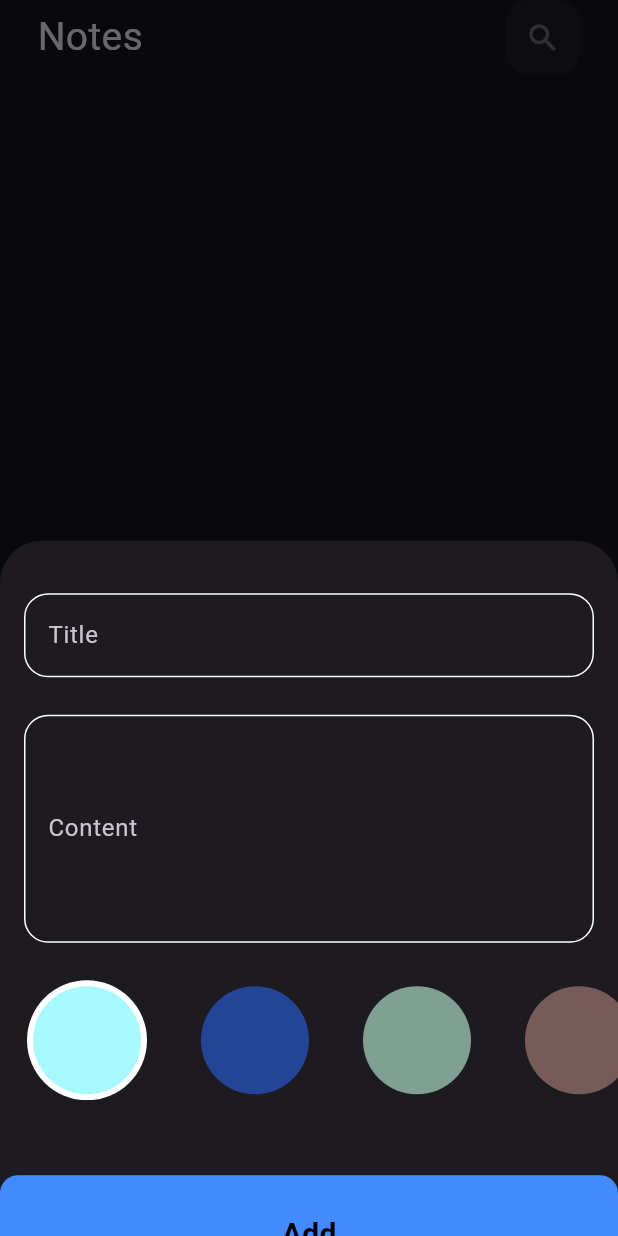
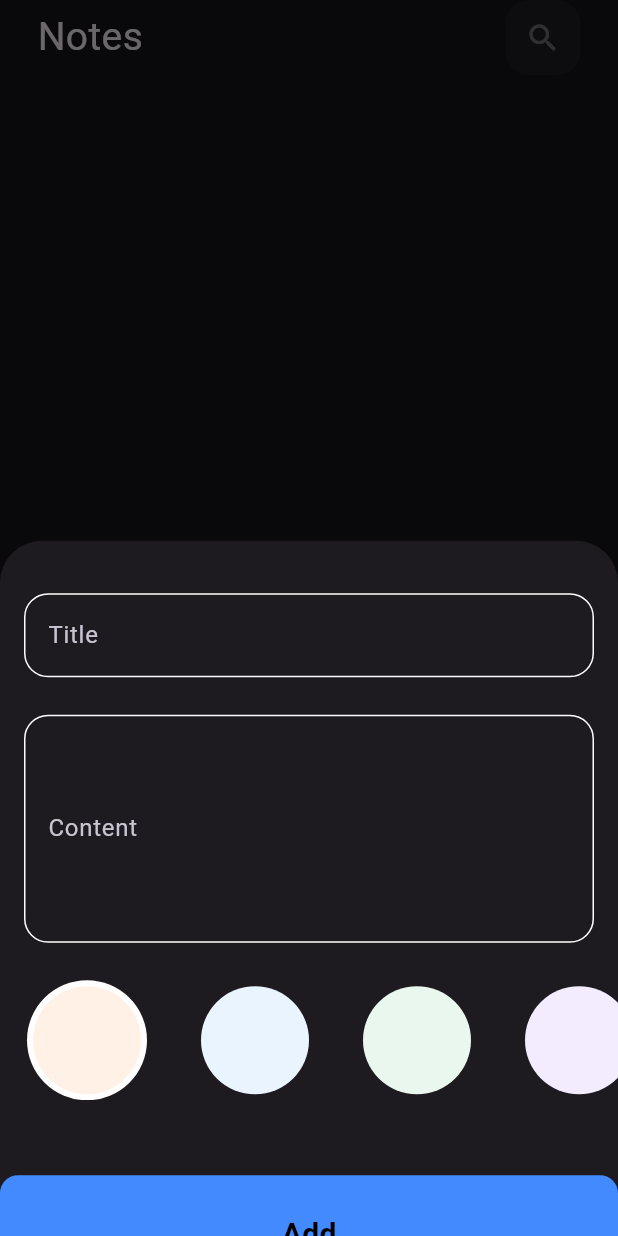
Before and after one commit to adnansakr593-beep/Notes-App, a Flutter app: the screen it shows after launch, after a tap on the "add" icon, on a phone screen of 412 x 824 dp. Run offline on Flutter 3.47's test engine with Material 3 defaults, Android fonts, the phone set to English and light mode, and no system bars; drawn by our look-alikes of modal_progress_hud_nsn; our stand-ins replace bloc, flutter_bloc, google_fonts, hive, hive_flutter; accounts and stored records are empty.

Commit message:
update app

```diff
--- a/lib/pages/edit_note_page.dart
+++ b/lib/pages/edit_note_page.dart
@@ -44,7 +44,7 @@ class _EditNotePageState extends State<EditNotePage> {
 
                CustomTextField
                (
-                label: 'Edit Title',
+                label: widget.noteModel.title,
                 onchanged: (value)
                 {
                   title = value;
@@ -55,7 +55,7 @@ class _EditNotePageState extends State<EditNotePage> {
 
               CustomTextField
               (
-                label: 'Edit Content',
+                label: widget.noteModel.subTitle,
                 maxlines: 5,
                 onchanged: (value) {
                   subtitle = value;
--- a/lib/widgets/add_note.dart
+++ b/lib/widgets/add_note.dart
@@ -98,12 +98,13 @@ bool isActive0 = true;
 int curentIndex = 0;
 
 List<Color> colors = [
-  Color(0xffA8F9FF),
-  Color(0xff224695),
-  Color(0xff81A094),
-  Color(0xff775B59),
-  Color(0xff32161F),
+  Color(0xffFFF1E6),
+  Color(0xffEAF4FF),
+  Color(0xffE9F7EF),
+  Color(0xffF3ECFF),
+  Color(0xffFFF5F7),
 ];
+
 
 class _CustomCirculerState extends State<CustomCirculer> {
   @override
--- a/lib/widgets/custom_buuton.dart
+++ b/lib/widgets/custom_buuton.dart
@@ -1,5 +1,4 @@
 import 'package:flutter/material.dart';
-import 'package:notes_app/helper/const.dart';
 
 // ignore: must_be_immutable
 class CustomBuuton extends StatelessWidget {
```
